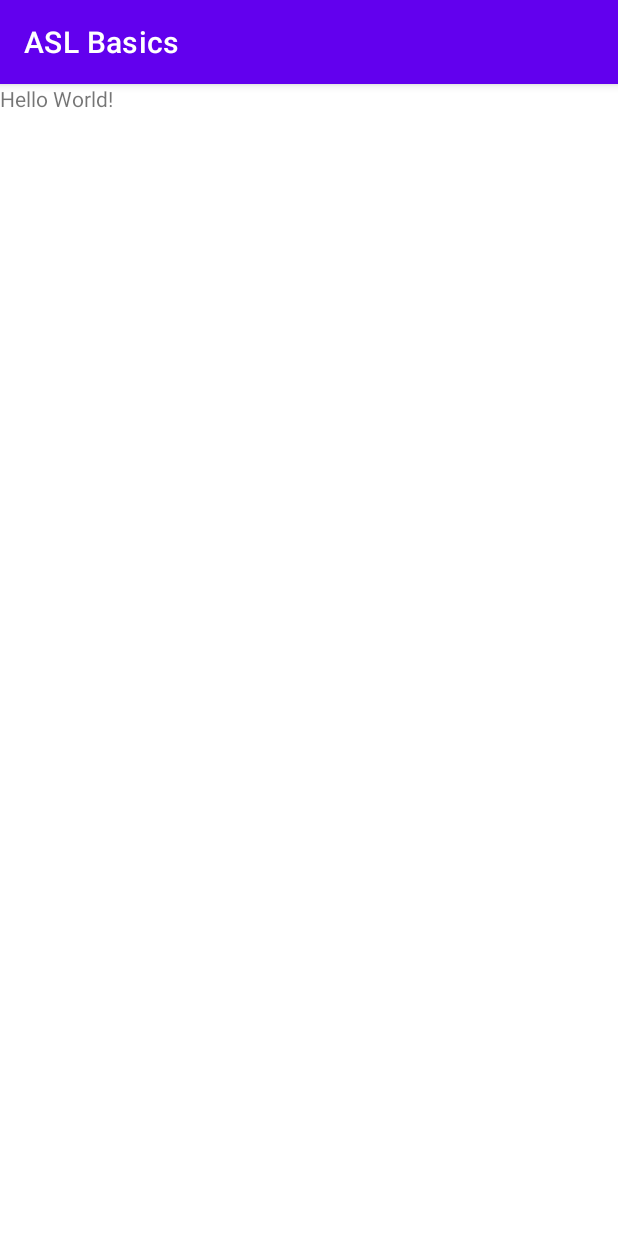
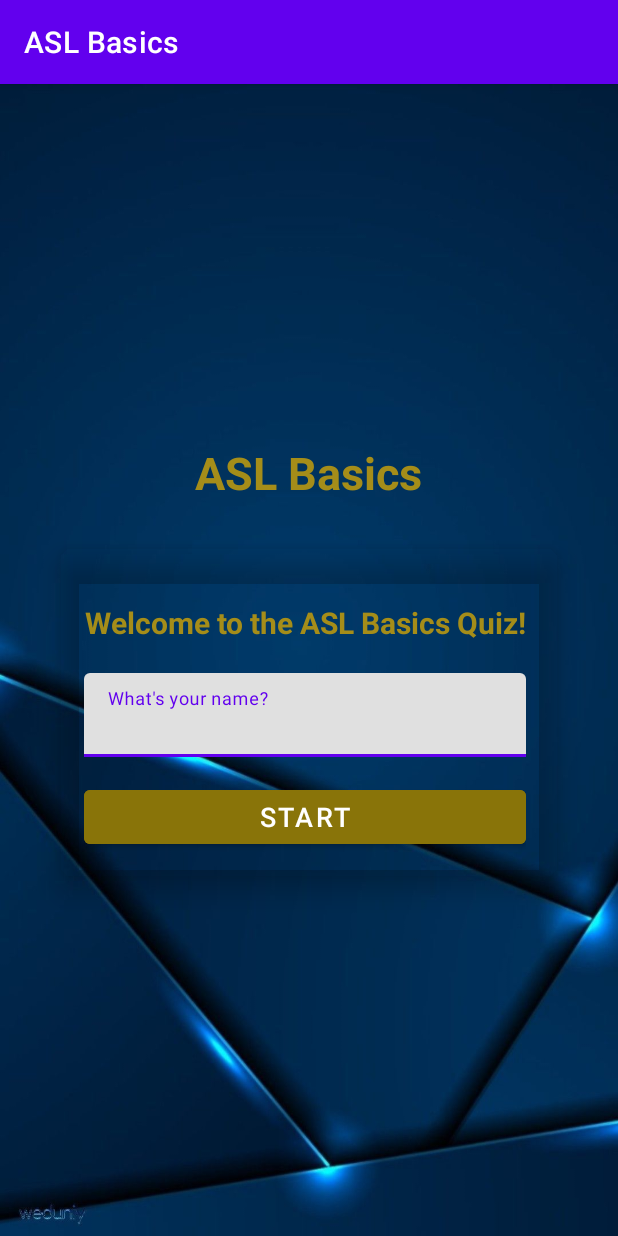
Before and after one commit to denzelbell/ASLBasicsQuizApp, an Android app: the screen it shows after launch (MainActivity), on a phone screen of 412 x 824 dp. Run offline under Robolectric (Android 15) with nearby library versions, the phone set to English and light mode, and no system bars.

Commit message:
- Name input UI setup

```diff
--- a/app/src/main/res/layout/activity_main.xml
+++ b/app/src/main/res/layout/activity_main.xml
@@ -5,16 +5,81 @@
     xmlns:tools="http://schemas.android.com/tools"
     android:layout_width="match_parent"
     android:layout_height="match_parent"
+    android:orientation="vertical"
+    android:padding="20dp"
+    android:gravity="center"
+    android:background="@drawable/asl_background"
     tools:context=".MainActivity"
     >
 
     <TextView
         android:layout_width="wrap_content"
         android:layout_height="wrap_content"
-        android:text="Hello World!"
-        app:layout_constraintBottom_toBottomOf="parent"
-        app:layout_constraintLeft_toLeftOf="parent"
-        app:layout_constraintRight_toRightOf="parent"
-        app:layout_constraintTop_toTopOf="parent" />
+        android:text="ASL Basics"
+        android:textSize="30sp"
+        android:textStyle="bold"
+        android:layout_marginBottom="30dp"
+        android:textColor="@color/textGold"
+        />
+
+        <androidx.cardview.widget.CardView
+            android:layout_width="match_parent"
+            android:layout_height="wrap_content"
+            android:layout_marginStart="20dp"
+            android:layout_marginEnd="20dp"
+            app:cardCornerRadius="8dp"
+            app:cardElevation="10dp"
+            app:cardBackgroundColor="@color/transparent"
+            >
+
+            <LinearLayout
+                android:layout_width="wrap_content"
+                android:layout_height="wrap_content"
+                android:orientation="vertical"
+                android:padding="16dp"
+                >
+
+            <TextView
+                android:layout_width="wrap_content"
+                android:layout_height="wrap_content"
+                android:text="Welcome to the ASL Basics Quiz!"
+                android:textSize="20sp"
+                android:textStyle="bold"
+                android:gravity="center"
+                android:textColor="@color/textGold"
+                android:layout_marginTop="20dp"
+                >
+            </TextView>
+
+                <com.google.android.material.textfield.TextInputLayout
+                    android:layout_width="match_parent"
+                    android:layout_height="wrap_content"
+                    android:layout_marginTop="20dp"
+                    theme="@style/Widget.MaterialComponents.TextInputLayout.OutlinedBox"
+                    >
+
+                    <androidx.appcompat.widget.AppCompatEditText
+                        android:id="@+id/tv_name"
+                        android:layout_width="match_parent"
+                        android:layout_height="wrap_content"
+                        android:hint="What's your name?"
+                        android:textColorHint="#7A8089"
+                        />
+
+                </com.google.android.material.textfield.TextInputLayout>
+
+            <Button
+                android:id="@+id/btn_start"
+                android:layout_width="match_parent"
+                android:layout_height="wrap_content"
+                android:layout_marginTop="16dp"
+                android:backgroundTint="#897409"
+                android:text="Start"
+                android:textColor="@color/white"
+                android:textSize="18dp"
+                />
+
+            </LinearLayout>
+        </androidx.cardview.widget.CardView>
 
 </LinearLayout>
--- a/app/src/main/res/values/colors.xml
+++ b/app/src/main/res/values/colors.xml
@@ -7,4 +7,6 @@
     <color name="teal_700">#FF018786</color>
     <color name="black">#FF000000</color>
     <color name="white">#FFFFFFFF</color>
+    <color name="textGold">#A58D19</color>
+    <color name="transparent">#0000ffff</color>
 </resources>
```
Also changed, not shown: app/src/main/res/drawable/asl_background.jpg (added).
